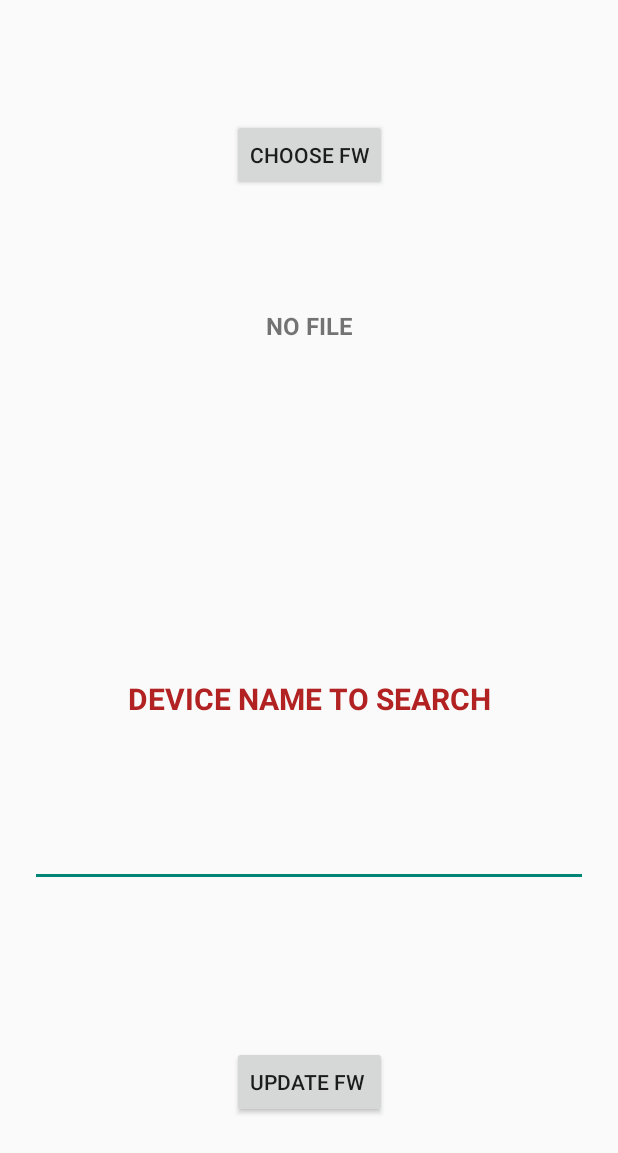
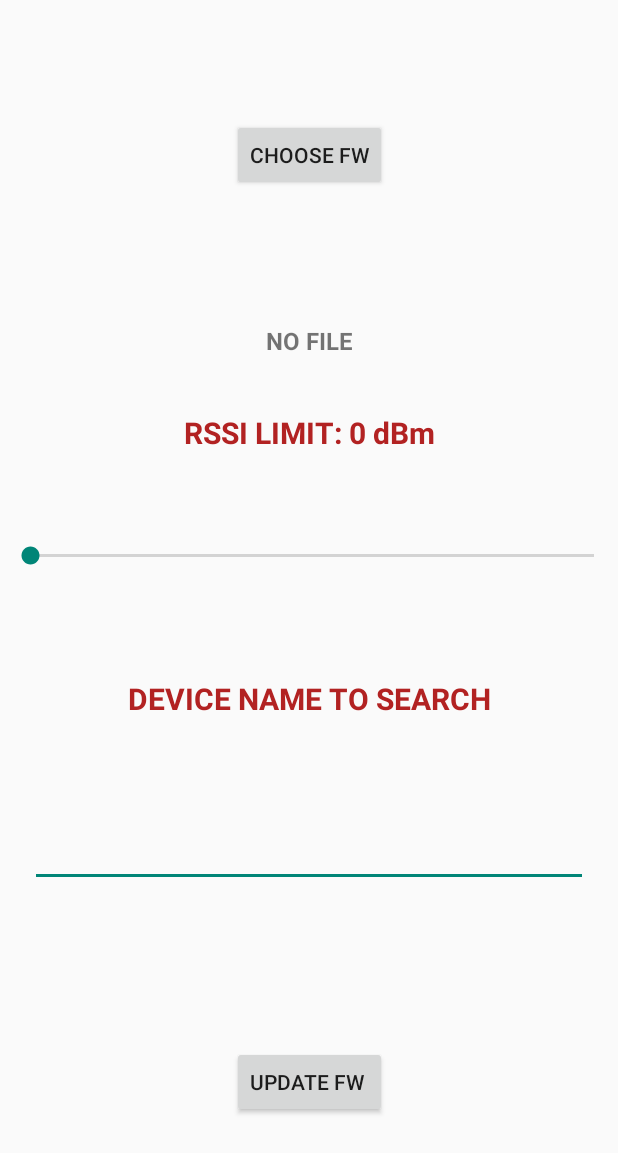
Before and after one commit to bregSnipes/BeaconyUpdate, an Android app: the screen it shows after launch (MainActivity), on a phone screen of 412 x 824 dp. Shown: the top 1153 px of the screen. Run offline under Robolectric (Android 15) with nearby library versions, the phone set to English and light mode, and no system bars; libraries missing offline, so code that uses them is left out: no.nordicsemi.android; 1 statement that could not run was skipped.

Commit message:
22/09/2020

```diff
--- a/app/src/main/java/com/example/beaconyupdate/MainActivity.java
+++ b/app/src/main/java/com/example/beaconyupdate/MainActivity.java
@@ -44,6 +44,7 @@ import android.webkit.MimeTypeMap;
 import android.widget.Button;
 import android.widget.EditText;
 import android.widget.ProgressBar;
+import android.widget.SeekBar;
 import android.widget.TextView;
 import android.widget.Toast;
 
@@ -62,33 +63,34 @@ public class MainActivity extends AppCompatActivity implements Observer, LoaderM
     private final DfuProgressListener dfuProgressListener = new DfuProgressListenerAdapter() {
         @Override
         public void onDeviceConnecting(String deviceAddress) {
-            Log.d("STATUS","On Device Connecting");
+            Log.d("CHECK22","On Device Connecting");
         }
 
         @Override
         public void onDeviceConnected(String deviceAddress) {
-            Log.d("STATUS","On Device Connected");
+            Log.d("CHECK22","On Device Connected");
         }
 
         @Override
         public void onDfuProcessStarting(String deviceAddress) {
-            Log.d("STATUS","On Dfu Process Starting");
+            Log.d("CHECK22","On Dfu Process Starting");
             txt_state_upload_layout.setText("STARTING OTA...");
         }
 
         @Override
         public void onDfuProcessStarted(String deviceAddress) {
-            Log.d("STATUS","On Dfu Process Started");
+            Log.d("CHECK22","On Dfu Process Started");
             txt_state_upload_layout.setText("OTA STARTED!");
         }
 
         @Override
         public void onEnablingDfuMode(String deviceAddress) {
-            Log.d("STATUS","On Enabling Dfu Mode");
+            Log.d("CHECK22","On Enabling Dfu Mode");
         }
 
         @Override
         public void onProgressChanged(String deviceAddress, int percent, float speed, float avgSpeed, int currentPart, int partsTotal) {
+            Log.d("CHECK22", "Uploading...");
             if(!txt_state_upload_layout.getText().equals("UPLOADING..."))  txt_state_upload_layout.setText("UPLOADING...");
             txt_progress_upload_layout.setText(percent + " %");
             if(progressBar.getVisibility() != View.VISIBLE) progressBar.setVisibility(View.VISIBLE);
@@ -97,22 +99,22 @@ public class MainActivity extends AppCompatActivity implements Observer, LoaderM
 
         @Override
         public void onFirmwareValidating(String deviceAddress) {
-            Log.d("STATUS","On Firmware Validating");
+            Log.d("CHECK22","On Firmware Validating");
         }
 
         @Override
         public void onDeviceDisconnecting(String deviceAddress) {
-            Log.d("STATUS","On Device Disconnecting");
+            Log.d("CHECK22","On Device Disconnecting");
         }
 
         @Override
         public void onDeviceDisconnected(String deviceAddress) {
-            Log.d("STATUS","On Device Disconnected");
+            Log.d("CHECK22","On Device Disconnected");
         }
 
         @Override
         public void onDfuCompleted(String deviceAddress) {
-            Log.d("STATUS","On Dfu Completed");
+            Log.d("CHECK22","On Dfu Completed");
             if(OTA_ENABLED) OTA_ENABLED = false;
             if(!be.IsScanning())    be.StartScan(0);
             txt_state_upload_layout.setText("SEARCHING BEACONS...");
@@ -123,12 +125,18 @@ public class MainActivity extends AppCompatActivity implements Observer, LoaderM
 
         @Override
         public void onDfuAborted(String deviceAddress) {
-            Log.d("STATUS","On Dfu Aborted");
+            Log.d("CHECK22","On Dfu Aborted");
         }
 
         @Override
         public void onError(String deviceAddress, int error, int errorType, String message) {
-            Log.d("STATUS","On Error");
+            Log.d("CHECK22","On Error");
+            if(OTA_ENABLED) OTA_ENABLED = false;
+            if(!be.IsScanning())    be.StartScan(0);
+            txt_state_upload_layout.setText("SEARCHING BEACONS...");
+            txt_progress_upload_layout.setText("");
+            if(progressBar.getVisibility() != View.GONE) progressBar.setVisibility(View.GONE);
+            timer.start();
         }
     };
 
@@ -139,11 +147,15 @@ public class MainActivity extends AppCompatActivity implements Observer, LoaderM
     private BluetoothGattCallback gattCallback;
     private BluetoothGattCharacteristic ff8b,ff8a, ffaa;
     private BeUtility be;
+    private int progressSeekBar = 0;
+    private int RSSI_UNIT = 0;
+    private int RSSI_VALUE;
     private final int SDK_REQUEST = 33;
     private final int BLUETOOTH_ON_OFF = 88;
     private Button button_fw_home_layout,button_upload_home_layout;
     private EditText edit_name_home_layout;
-    private TextView txt_fw_home_layout,txt_state_upload_layout,txt_progress_upload_layout;
+    private TextView txt_fw_home_layout,txt_state_upload_layout,txt_progress_upload_layout,txt_rssi_home_layout;
+    private SeekBar seekbar_rssi_home_layout;
     private ConstraintLayout home_layout,upload_layout;
     private ArrayList<String> mac_listened;
     private boolean CONNECTION_STATE;
@@ -316,11 +328,15 @@ public class MainActivity extends AppCompatActivity implements Observer, LoaderM
         txt_fw_home_layout = findViewById(R.id.txt_fw_home_layout);
         txt_state_upload_layout = findViewById(R.id.txt_state_upload_activity);
         txt_progress_upload_layout = findViewById(R.id.txt_progress_upload_layout);
+        txt_rssi_home_layout = findViewById(R.id.txt_rssi_home_layout);
 
         //ProgressBar
         progressBar = findViewById(R.id.progressbar_upload_layout);
         Drawable draw = getResources().getDrawable(R.drawable.custom_progressbar);
         progressBar.setProgressDrawable(draw);
+
+        //Seekbar
+        seekbar_rssi_home_layout = findViewById(R.id.seekbar_rssi_home_layout);
 
         //CountDownTimer
         timer = new CountDownTimer(30000,30000) {
@@ -348,6 +364,27 @@ public class MainActivity extends AppCompatActivity implements Observer, LoaderM
 }
 
     private void create_xml_events(){
+
+        seekbar_rssi_home_layout.setOnSeekBarChangeListener(new SeekBar.OnSeekBarChangeListener() {
+            @Override
+            public void onProgressChanged(SeekBar seekBar, int i, boolean b) {
+
+                progressSeekBar = i;
+                txt_rssi_home_layout.setText("RSSI LIMIT: " + String.valueOf(-(progressSeekBar+RSSI_UNIT)) + " dBm");
+            }
+
+            @Override
+            public void onStartTrackingTouch(SeekBar seekBar) {
+
+            }
+
+            @Override
+            public void onStopTrackingTouch(SeekBar seekBar) {
+
+                RSSI_VALUE = -(progressSeekBar+RSSI_UNIT);
+            }
+        });
+
         button_upload_home_layout.setOnClickListener(new View.OnClickListener() {
             @Override
             public void onClick(View view) {
@@ -365,7 +402,7 @@ public class MainActivity extends AppCompatActivity implements Observer, LoaderM
                     timer.start();
                 }
                 else{
-                    Utility.makeToast(MainActivity.this,"Device Name needsto be at least 1 character!",0);
+                    Utility.makeToast(MainActivity.this,"Device Name needs to be at least 1 character!",0);
                 }
             }
         });
@@ -424,7 +461,7 @@ public class MainActivity extends AppCompatActivity implements Observer, LoaderM
     }
 
     private void startDfuService(BluetoothDevice mSelectedDevice){
-        System.out.println("Start DFU Service!" + "\n" + "Device uploading: " + mSelectedDevice.getAddress());
+        //System.out.println("Start DFU Service!" + "\n" + "Device uploading: " + mSelectedDevice.getAddress());
         final DfuServiceInitiator starter = new DfuServiceInitiator(mSelectedDevice.getAddress())
                 .setDeviceName(mSelectedDevice.getName())
                 .setKeepBond(false);
@@ -445,7 +482,7 @@ public class MainActivity extends AppCompatActivity implements Observer, LoaderM
         // Init packet is required by Bootloader/DFU from SDK 7.0+ if HEX or BIN file is given above.
         // In case of a ZIP file, the init packet (a DAT file) must be included inside the ZIP file.
         if (fileType == DfuService.TYPE_AUTO) {
-            System.out.println("Uri: " + fileStreamUri + "\n" + "Path: " + filePath);
+            //System.out.println("Uri: " + fileStreamUri + "\n" + "Path: " + filePath);
             starter.setZip(fileStreamUri, filePath);
         }
         else {
@@ -640,9 +677,11 @@ public class MainActivity extends AppCompatActivity implements Observer, LoaderM
         //Scan Results
 
         if(String.valueOf(o).equals("stop")){
-            System.out.println("SCAN STOPPED!");
+            Log.d("CHECK22", "Scan Stopped!");
             return;
         }
+
+        Log.d("CHECK22", "Scanning...");
 
         ScanResult result = (ScanResult) o;
         device = result.getDevice();
@@ -650,7 +689,7 @@ public class MainActivity extends AppCompatActivity implements Observer, LoaderM
         if(!OTA_ENABLED) {
 
             try {
-                if (device.getName().toLowerCase().contains(edit_name_home_layout.getText().toString().toLowerCase())) {
+                if (device.getName().toLowerCase().contains(edit_name_home_layout.getText().toString().toLowerCase()) && result.getRssi() >= RSSI_VALUE) {
                     //Device Name scelto
                     if (mac_listened.size() > 0) {
                         boolean found = false;
@@ -688,9 +727,8 @@ public class MainActivity extends AppCompatActivity implements Observer, LoaderM
         }
         else{
             //Scan per dispositivo OTA
-
             try{
-                if (device.getName().equalsIgnoreCase("DfuTarg")) {
+                if (device.getName().equalsIgnoreCase("DfuTarg") && result.getRssi() >= RSSI_VALUE) {
                     //Device Name scelto
                     if (be.IsScanning()) be.StopScan();
                     startDfuService(device);
@@ -699,8 +737,6 @@ public class MainActivity extends AppCompatActivity implements Observer, LoaderM
             catch(Exception e){
                 //Do nothing
             }
-
-
         }
 
     }
@@ -712,6 +748,9 @@ public class MainActivity extends AppCompatActivity implements Observer, LoaderM
                 super.onConnectionStateChange(gatt, status, newState);
 
                 if(newState == BluetoothGatt.STATE_CONNECTED){
+
+                    Log.d("CHECK22", "CONNECTED TO DEVICE: " + gatt.getDevice().getAddress().toUpperCase());
+
                     runOnUiThread(new Runnable() {
                         @Override
                         public void run() {
@@ -725,9 +764,17 @@ public class MainActivity extends AppCompatActivity implements Observer, LoaderM
                     bluetoothGatt.discoverServices();
                 }
                 else if(newState == BluetoothGatt.STATE_DISCONNECTED){
+                    Log.d("CHECK22", "DISCONNECTED FROM DEVICE: " + gatt.getDevice().getAddress().toUpperCase());
                     CONNECTION_STATE = false;
                     if(OTA_ENABLED){
                         if(!be.IsScanning())    be.StartScan(0);
+                    }
+                    else if(!OTA_ENABLED && active_layout == ACTIVE_LAYOUT.UPLOAD){
+                        if(!be.IsScanning())    be.StartScan(0);
+                        txt_state_upload_layout.setText("SEARCHING BEACONS...");
+                        txt_progress_upload_layout.setText("");
+                        if(progressBar.getVisibility() != View.GONE) progressBar.setVisibility(View.GONE);
+                        timer.start();
                     }
                 }
             }
@@ -762,11 +809,11 @@ public class MainActivity extends AppCompatActivity implements Observer, LoaderM
                 }
 
                 if(ff8a != null && ff8b != null && ffaa != null){
-                    System.out.println("Beacon supports OTA!");
+                    Log.d("CHECH22", "BEACON SUPPORTS OTA! ");
                     gatt.writeCharacteristic(ff8a);
                 }
                 else{
-                    System.out.println("Beacon doesn't support OTA!");
+                    Log.d("CHECK22", "BEACON DOESN'T SUPPORT OTA");
                     gatt.disconnect();
                 }
 
@@ -784,7 +831,7 @@ public class MainActivity extends AppCompatActivity implements Observer, LoaderM
                     gatt.writeCharacteristic(ff8b);
                 }
                 else if(characteristic == ff8b){
-                    System.out.println("Beacon paired!");
+                    Log.d("CHECK22", "BEACON PAIRED!");
                     runOnUiThread(new Runnable() {
                         @Override
                         public void run() {
@@ -794,7 +841,7 @@ public class MainActivity extends AppCompatActivity implements Observer, LoaderM
                     gatt.writeCharacteristic(ffaa);
                 }
                 else if(characteristic == ffaa){
-                    System.out.println("OTA Activated!");
+                    Log.d("CHECK22", "OTA ACTIVATED!");
                     runOnUiThread(new Runnable() {
                         @Override
                         public void run() {
--- a/app/src/main/res/layout/activity_main.xml
+++ b/app/src/main/res/layout/activity_main.xml
@@ -34,6 +34,31 @@
             app:layout_constraintStart_toStartOf="parent"
             app:layout_constraintTop_toTopOf="@+id/row2_home_layout" />
 
+        <EditText
+            android:id="@+id/edit_name_home_layout"
+            android:layout_width="match_parent"
+            android:layout_height="wrap_content"
+            android:layout_marginLeft="20dp"
+            android:layout_marginRight="20dp"
+            android:ems="10"
+            android:inputType="textPersonName"
+            android:textAlignment="center"
+            app:layout_constraintBottom_toTopOf="@+id/row2_home_layout"
+            app:layout_constraintEnd_toEndOf="parent"
+            app:layout_constraintStart_toStartOf="parent"
+            app:layout_constraintTop_toTopOf="@+id/row3_home_layout" />
+
+        <SeekBar
+            android:id="@+id/seekbar_rssi_home_layout"
+            android:layout_width="0dp"
+            android:layout_height="0dp"
+            android:max="100"
+            android:progress="1"
+            app:layout_constraintBottom_toTopOf="@+id/row1_home_layout"
+            app:layout_constraintEnd_toEndOf="parent"
+            app:layout_constraintStart_toStartOf="parent"
+            app:layout_constraintTop_toTopOf="@+id/row5_home_layout" />
+
         <TextView
             android:id="@+id/txt_fw_home_layout"
             android:layout_width="wrap_content"
@@ -42,9 +67,39 @@
             android:text="NO FILE"
             android:textSize="16sp"
             android:textStyle="bold"
+            app:layout_constraintBottom_toTopOf="@+id/row4_home_layout"
             app:layout_constraintEnd_toEndOf="parent"
             app:layout_constraintStart_toStartOf="parent"
             app:layout_constraintTop_toTopOf="@+id/row0_home_layout" />
+
+        <TextView
+            android:id="@+id/txt_name_home_layout"
+            android:layout_width="wrap_content"
+            android:layout_height="wrap_content"
+            android:maxLines="1"
+            android:text="DEVICE NAME TO SEARCH"
+            android:textColor="@color/red"
+            android:textSize="20sp"
+            android:textStyle="bold"
+            app:layout_constraintBottom_toTopOf="@+id/row3_home_layout"
+            app:layout_constraintEnd_toEndOf="parent"
+            app:layout_constraintStart_toStartOf="parent"
+            app:layout_constraintTop_toTopOf="@+id/row1_home_layout" />
+
+        <TextView
+            android:id="@+id/txt_rssi_home_layout"
+            android:layout_width="wrap_content"
+            android:layout_height="wrap_content"
+            android:maxLines="1"
+            android:text="RSSI LIMIT: 0 dBm"
+            android:textAlignment="center"
+            android:textColor="@color/red"
+            android:textSize="20sp"
+            android:textStyle="bold"
+            app:layout_constraintBottom_toTopOf="@+id/row5_home_layout"
+            app:layout_constraintEnd_toEndOf="parent"
+            app:layout_constraintStart_toStartOf="parent"
+            app:layout_constraintTop_toTopOf="@+id/row4_home_layout" />
 
         <androidx.constraintlayout.widget.Guideline
             android:id="@+id/row0_home_layout"
@@ -74,33 +129,19 @@
             android:orientation="horizontal"
             app:layout_constraintGuide_percent="0.63" />
 
-        <TextView
-            android:id="@+id/txt_name_home_layout"
+        <androidx.constraintlayout.widget.Guideline
+            android:id="@+id/row4_home_layout"
             android:layout_width="wrap_content"
             android:layout_height="wrap_content"
-            android:text="DEVICE NAME TO SEARCH"
-            android:textSize="20sp"
-            android:textStyle="bold"
-            android:textColor="@color/red"
-            android:maxLines="1"
-            app:layout_constraintBottom_toTopOf="@+id/row3_home_layout"
-            app:layout_constraintEnd_toEndOf="parent"
-            app:layout_constraintStart_toStartOf="parent"
-            app:layout_constraintTop_toTopOf="@+id/row1_home_layout" />
+            android:orientation="horizontal"
+            app:layout_constraintGuide_percent="0.30" />
 
-        <EditText
-            android:id="@+id/edit_name_home_layout"
-            android:layout_width="match_parent"
+        <androidx.constraintlayout.widget.Guideline
+            android:id="@+id/row5_home_layout"
+            android:layout_width="wrap_content"
             android:layout_height="wrap_content"
-            android:ems="10"
-            android:inputType="textPersonName"
-            android:layout_marginLeft="20dp"
-            android:layout_marginRight="20dp"
-            android:textAlignment="center"
-            app:layout_constraintBottom_toTopOf="@+id/row2_home_layout"
-            app:layout_constraintEnd_toEndOf="parent"
-            app:layout_constraintStart_toStartOf="parent"
-            app:layout_constraintTop_toTopOf="@+id/row3_home_layout" />
+            android:orientation="horizontal"
+            app:layout_constraintGuide_percent="0.40" />
     </androidx.constraintlayout.widget.ConstraintLayout>
 
     <androidx.constraintlayout.widget.ConstraintLayout
```
